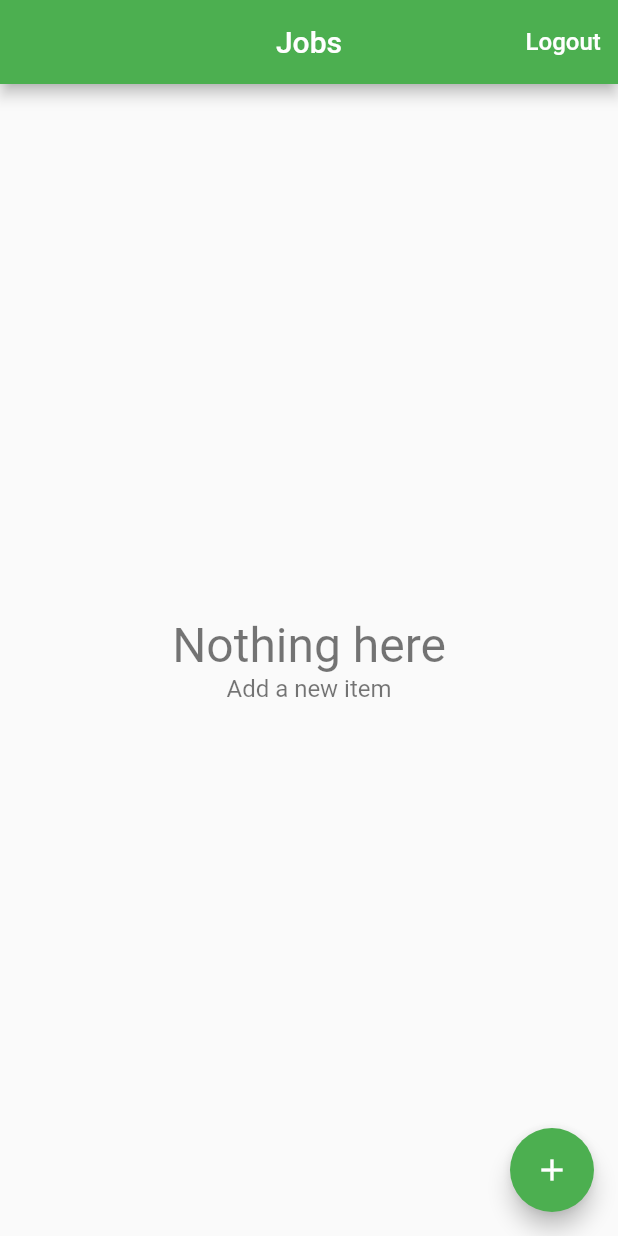
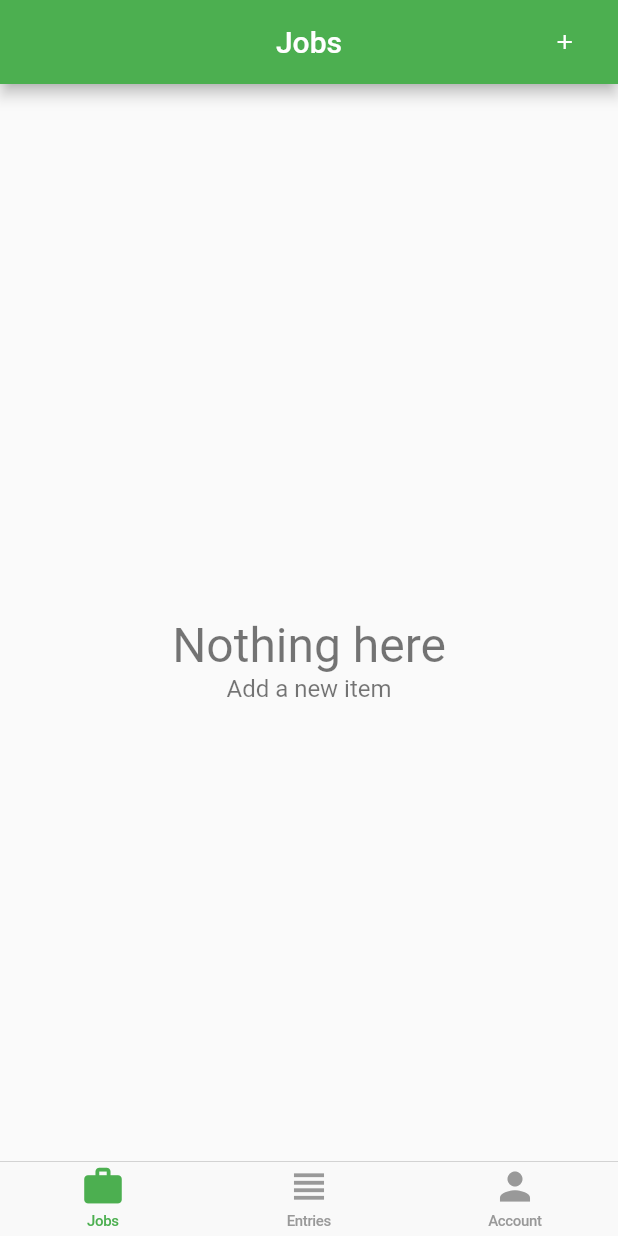
Before and after one commit to AshrafWzza/Time-Tracker-flutter, a Flutter app: the screen it shows once a user with an empty profile is signed in, on a phone screen of 412 x 824 dp. Run offline on Flutter 3.47's test engine with Material 2 defaults, Android fonts, the phone set to English and light mode, and no system bars; our stand-ins replace cloud_firestore, firebase_auth, firebase_core, google_sign_in, modal_progress_hud_nsn; missing offline and left inert: flutter_login_facebook; accounts and stored records are empty.

Commit message:
Bottom Navigation - parallax Effect on ios - Back Button WillPopScope .maybePop() pop to root  popUntil

```diff
--- /dev/null
+++ b/lib/home/cupertino_home_scaffold.dart
@@ -0,0 +1,61 @@
+import 'package:flutter/cupertino.dart';
+import 'package:flutter/material.dart';
+import 'package:time_tracker_flutter/home/tab_item.dart';
+
+class CupertinoHomeScaffold extends StatelessWidget {
+  const CupertinoHomeScaffold(
+      {Key? key,
+      required this.currentTab,
+      required this.onSelectTab,
+      required this.widgetBuilder,
+      required this.navigatorKeys})
+      : super(key: key);
+  final TabItem currentTab;
+  final ValueChanged<TabItem> onSelectTab; //ValueChanged type
+  final Map<TabItem, WidgetBuilder> widgetBuilder;
+  final Map<TabItem, GlobalKey<NavigatorState>>
+      navigatorKeys; //WidgetBuilder type
+  //WillPopScope with  GlobalKey<NavigatorState> Solve BAckButton close the app instead of back
+
+  @override
+  Widget build(BuildContext context) {
+    return CupertinoTabScaffold(
+      tabBar: CupertinoTabBar(
+        //activeColor: Colors.green,
+        // it works by default color main theme green
+        items: [
+          _buildItem(TabItem.jobs),
+          _buildItem(TabItem.entries),
+          _buildItem(TabItem.account),
+        ],
+        onTap: (index) {
+          onSelectTab(TabItem.values[index]);
+          debugPrint('${TabItem.values[index]}');
+        },
+      ),
+      tabBuilder: (BuildContext context, int index) {
+        return CupertinoTabView(
+          //WillPopScope with  GlobalKey<NavigatorState> Solve BAckButton close the app instead of back
+          navigatorKey: navigatorKeys[TabItem.values[index]],
+          builder: (context) {
+            return widgetBuilder[TabItem.values[index]]!(context);
+          },
+        );
+      },
+    );
+  }
+
+  BottomNavigationBarItem _buildItem(TabItem tabItem) {
+    final itemData = TabItemData.allTabs[tabItem];
+    //final color = currentTab == tabItem ? Colors.lightGreen : Colors.grey;
+    // use activeColor: inside CupertinoTabBar
+    return BottomNavigationBarItem(
+      //backgroundColor: color,
+      icon: Icon(
+        itemData?.icon,
+        // color: color
+      ),
+      label: itemData?.title,
+    );
+  }
+}
--- /dev/null
+++ b/lib/home/home_page.dart
@@ -0,0 +1,60 @@
+import 'package:flutter/material.dart';
+import 'package:time_tracker_flutter/home/account/account_page.dart';
+import 'package:time_tracker_flutter/home/tab_item.dart';
+import 'package:time_tracker_flutter/home/jobs/jobs_page.dart';
+import 'cupertino_home_scaffold.dart';
+
+//ToDo: Back Button does Not work with CupertinoTabScaffold, it close the App
+class HomePage extends StatefulWidget {
+  const HomePage({Key? key}) : super(key: key);
+
+  @override
+  State<HomePage> createState() => _HomePageState();
+}
+
+class _HomePageState extends State<HomePage> {
+  TabItem _currentItem = TabItem.jobs;
+  //WillPopScope with  GlobalKey<NavigatorState> Solve BAckButton close the app instead of back
+  final Map<TabItem, GlobalKey<NavigatorState>> navigatorKeys = {
+    TabItem.jobs: GlobalKey<NavigatorState>(),
+    TabItem.entries: GlobalKey<NavigatorState>(),
+    TabItem.account: GlobalKey<NavigatorState>(),
+  };
+  Map<TabItem, WidgetBuilder> get widgetBuilder {
+    return {
+      TabItem.jobs: (_) => JobsPage(),
+      TabItem.entries: (_) => Container(),
+      TabItem.account: (_) => AccountPage(),
+    };
+  }
+
+  //No need to use select method, it works properly without it
+  void _select(TabItem tabItem) {
+    if (tabItem == _currentItem) {
+      //Pop to first route
+      navigatorKeys[tabItem]!.currentState!.popUntil((route) => route.isFirst);
+    } else {
+      setState(() {
+        _currentItem = tabItem;
+        debugPrint('$_currentItem');
+      });
+    }
+  }
+
+  @override
+  Widget build(BuildContext context) {
+    //WillPopScope with  GlobalKey<NavigatorState> Solve BAckButton close the app instead of back
+    return WillPopScope(
+      onWillPop: () async =>
+          !await navigatorKeys[_currentItem]!.currentState!.maybePop(),
+      child: CupertinoHomeScaffold(
+        currentTab: _currentItem,
+        onSelectTab: (value) {
+          _select(value);
+        },
+        widgetBuilder: widgetBuilder,
+        navigatorKeys: navigatorKeys,
+      ),
+    );
+  }
+}
--- a/lib/home/job_entries/entry_page.dart
+++ b/lib/home/job_entries/entry_page.dart
@@ -20,7 +20,8 @@ class EntryPage extends StatefulWidget {
       required Database database,
       required Job job,
       Entry? entry}) async {
-    await Navigator.of(context).push(MaterialPageRoute(
+    //rootNavigator: true make Cupertino bar hidden - FullScreen
+    await Navigator.of(context, rootNavigator: true).push(MaterialPageRoute(
         builder: (context) =>
             EntryPage(database: database, job: job, entry: entry)));
   }
--- a/lib/home/jobs/edit_job_page.dart
+++ b/lib/home/jobs/edit_job_page.dart
@@ -13,13 +13,13 @@ class EditJobPage extends StatefulWidget {
   final Database database;
   final Job? job; //if you pass job then EditPage , if null ? it will be Addpage
   // {Job? job} optional & nullable
-  //pass database insid show() to work inside edit job page and entries page
+  //pass database inside show() to work inside edit job page and entries page
   static Future<void> show(BuildContext context,
       {Database? database, Job? job}) async {
     // {Job? job} optional & nullable
     // error Couldn't find correct provider  above this page
     // MAndatory pass database explicitly from jobpage to addjobpage
-    await Navigator.of(context).push(
+    await Navigator.of(context, rootNavigator: true).push(
       MaterialPageRoute(
         builder: (context) => EditJobPage(
           database: database!,
--- a/lib/home/jobs/jobs_page.dart
+++ b/lib/home/jobs/jobs_page.dart
@@ -4,13 +4,9 @@ import 'package:provider/provider.dart';
 import 'package:time_tracker_flutter/components/show_exception_alert_dialog.dart';
 import 'package:time_tracker_flutter/home/job_entries/job_entries_page.dart';
 import 'package:time_tracker_flutter/home/jobs/edit_job_page.dart';
-import 'package:time_tracker_flutter/home/jobs/empty_content.dart';
 import 'package:time_tracker_flutter/home/jobs/job_list_tile.dart';
 import 'package:time_tracker_flutter/home/jobs/list_item_builder.dart';
 import 'package:time_tracker_flutter/home/models/job.dart';
-import 'package:time_tracker_flutter/services/auth.dart';
-import 'package:time_tracker_flutter/components/show_alert_dialog.dart';
-
 import '../../services/database.dart';
 
 //Todo: Scroll down automatically to latest job after adding it
@@ -20,11 +16,13 @@ class JobsPage extends StatelessWidget {
   // const HomePage({Key? key, required this.auth /*required this.onSignOut*/
   //     })
   //     : super(key: key);
-  Future<void> _signOut(BuildContext context) async {
-    final auth = Provider.of<AuthBase>(context, listen: false);
-    await auth.signOut();
-    // onSignOut(); //CallBack //using StreamBuilder
-  }
+
+  // MOVE logout to Account Page
+  // Future<void> _signOut(BuildContext context) async {
+  //   final auth = Provider.of<AuthBase>(context, listen: false);
+  //   await auth.signOut();
+  //   // onSignOut(); //CallBack //using StreamBuilder
+  // }
 
   // Show Alert Dialog To confirm whether to signout or not
   // Future<void> _confirmSignOut(BuildContext context) async {
@@ -37,19 +35,21 @@ class JobsPage extends StatelessWidget {
   //     _signOut();
   //   }
   // }
-  Future<void> _confirmSignOut(BuildContext context) async {
-    // showAlertDialog return Future<bool>
-    // Mandatory await
-    final confirmAlert = await showAlertDialog(context,
-        title: 'LogOut',
-        content: 'Are You Sure You Want To LogOut?',
-        cancelActionText: 'cancel',
-        defaultActionText: 'LogOut');
-    // showAlertDialog return Future<bool>
-    if (confirmAlert == true) {
-      _signOut(context);
-    }
-  }
+
+  // MOVE logout to Account Page
+  // Future<void> _confirmSignOut(BuildContext context) async {
+  //   // showAlertDialog return Future<bool>
+  //   // Mandatory await
+  //   final confirmAlert = await showAlertDialog(context,
+  //       title: 'LogOut',
+  //       content: 'Are You Sure You Want To LogOut?',
+  //       cancelActionText: 'cancel',
+  //       defaultActionText: 'LogOut');
+  //   // showAlertDialog return Future<bool>
+  //   if (confirmAlert == true) {
+  //     _signOut(context);
+  //   }
+  // }
 
   Future<void> _delete(BuildContext context, Job job) async {
     try {
@@ -80,20 +80,31 @@ class JobsPage extends StatelessWidget {
         //title: Text('${auth.currentUser!.uid}'),
         actions: [
           TextButton(
-              onPressed: () => _confirmSignOut(context),
-              child: Text(
-                'Logout',
-                style: TextStyle(color: Colors.white, fontSize: 16),
-              )),
+            // style: ButtonStyle(
+            //     // fixedSize: MaterialStateProperty.all(Size(10.0, 10.0)),
+            //     padding: MaterialStateProperty.all(EdgeInsets.all(0.0))),
+            onPressed: () => EditJobPage.show(context,
+                database: Provider.of<Database>(context, listen: false)),
+            //Not pass job -> show(context,jobxxxx) to become AddPage
+            child: Icon(Icons.add, color: Colors.white, size: 16),
+          ),
+
+          // MOVE logout to Account Page
+          // TextButton(
+          //     onPressed: () => _confirmSignOut(context),
+          //     child: Text(
+          //       'Logout',
+          //       style: TextStyle(color: Colors.white, fontSize: 16),
+          //     )),
           Text(' '), //Space as Right Padding
         ],
       ),
       body: _buildContents(context),
-      floatingActionButton: FloatingActionButton(
-          child: Icon(Icons.add),
-          onPressed: () => EditJobPage.show(context,
-              database: Provider.of<Database>(context, listen: false))),
-      //Not pass job -> show(context,jobxxxx) to become AddPage
+      // floatingActionButton: FloatingActionButton(
+      //     child: Icon(Icons.add),
+      //     onPressed: () => EditJobPage.show(context,
+      //         database: Provider.of<Database>(context, listen: false))),
+      // //Not pass job -> show(context,jobxxxx) to become AddPage
     );
   }
 
--- /dev/null
+++ b/lib/home/models/account.dart
@@ -0,0 +1,20 @@
+import 'package:flutter/material.dart';
+
+class Account {
+  Account({required this.name});
+  final String name;
+  // Factory Constructor when implementing a constructor that doesn’t always create a new instance of its class
+  //Job.fromMap(Map<String, dynamic> data) to use StreamBuilder<List<Job>>, ListView .toList()
+  factory Account.fromMap(Map<String, dynamic> data) {
+    final String name = data['name'];
+    return Account(name: name);
+  }
+  //toMap() to use .Set() firestore
+  Map<String, dynamic> toMap() {
+    debugPrint('tttttttttttttt');
+
+    return {
+      'name': name,
+    };
+  }
+}
--- /dev/null
+++ b/lib/home/tab_item.dart
@@ -0,0 +1,14 @@
+import 'package:flutter/material.dart';
+
+enum TabItem { jobs, entries, account }
+
+class TabItemData {
+  const TabItemData({required this.title, required this.icon});
+  final String title;
+  final IconData icon;
+  static const Map<TabItem, TabItemData> allTabs = {
+    TabItem.jobs: TabItemData(title: 'Jobs', icon: Icons.work),
+    TabItem.entries: TabItemData(title: 'Entries', icon: Icons.view_headline),
+    TabItem.account: TabItemData(title: 'Account', icon: Icons.person),
+  };
+}
--- a/lib/screens/landing_page.dart
+++ b/lib/screens/landing_page.dart
@@ -1,5 +1,6 @@
 import 'package:flutter/material.dart';
 import 'package:provider/provider.dart';
+import 'package:time_tracker_flutter/home/home_page.dart';
 import 'package:time_tracker_flutter/home/jobs/jobs_page.dart';
 import 'package:time_tracker_flutter/screens/sign_in_page.dart';
 import 'package:time_tracker_flutter/services/auth.dart';
@@ -44,7 +45,7 @@ class LandingPage extends StatelessWidget {
             return Provider<Database>(
                 //create: (_) => FirestoreDatabase(uid: user.uid),
                 create: (_) => FirestoreDatabase(uid: auth.currentUser!.uid),
-                child: JobsPage());
+                child: HomePage());
           }
           return Scaffold(
             body: Center(
--- a/lib/services/api_path.dart
+++ b/lib/services/api_path.dart
@@ -8,4 +8,6 @@ class APIPATH {
   // All depending on jobId not every query make jobId & $entryId
   static String entry(String uid, String jobId) => '/users/$uid/entries/$jobId';
   static String entries(String uid) => '/users/$uid/entries';
+  // static String account(String uid) => '/users/$uid/account/$uid';
+  static String account(String uid) => '/users/$uid/account/$uid';
 }
--- a/lib/services/database.dart
+++ b/lib/services/database.dart
@@ -1,4 +1,5 @@
 import 'package:time_tracker_flutter/services/firestore_service.dart';
+import '../home/models/account.dart';
 import '../home/models/entry.dart';
 import '../home/models/job.dart';
 import 'api_path.dart';
@@ -11,6 +12,8 @@ abstract class Database {
   Future<void> setEntry(Entry entry);
   Future<void> deleteEntry(Entry entry);
   Stream<List<Entry>> entriesStream({Job job});
+  Future<void> nameAccount(Account account);
+  Stream<Account> accountStreaming({required String accountId});
 }
 
 //job unique document Id
@@ -78,4 +81,16 @@ class FirestoreDatabase implements Database {
         builder: (data, documentID) => Entry.fromMap(data, documentID),
         sort: (lhs, rhs) => rhs.start.compareTo(lhs.start),
       );
+
+  @override
+  Future<void> nameAccount(Account account) => _service.setData(
+        path: APIPATH.account(uid),
+        data: account.toMap(),
+      );
+  @override
+  Stream<Account> accountStreaming({required String accountId}) =>
+      _service.documentStream(
+        path: APIPATH.account(uid),
+        builder: (data, documentId) => Account.fromMap(data),
+      );
 }
--- a/lib/services/firestore_service.dart
+++ b/lib/services/firestore_service.dart
@@ -1,12 +1,18 @@
 import 'package:cloud_firestore/cloud_firestore.dart';
+import 'package:flutter/material.dart';
 
 class FirestoreService {
   FirestoreService._(); //Private Constructor - SingleTon
   static final instance = FirestoreService._();
   Future<void> setData(
       {required String path, required Map<String, dynamic> data}) async {
+    debugPrint('ooooooooooo');
+
     final reference =
         FirebaseFirestore.instance.doc(path); //1 DocumentReference
+    debugPrint('000000tttttttt');
+    debugPrint('${reference}');
+
     print('$path: $data');
     await reference.set(data);
   }
```
Also changed, not shown: lib/home/account/account_page.dart (added, +130 -0 lines), lib/home/account/edit_account_page.dart (added, +176 -0 lines), lib/home/job_entries/job_entries_page.dart (+16 -11 lines), pubspec.yaml (+12 -12 lines), fonts/BeauRivage-Regular.ttf (added), fonts/Pacifico-Regular.ttf (added), fonts/SourceSansPro-Regular.ttf (added), images/profile1.jpg (added), pubspec.lock.
